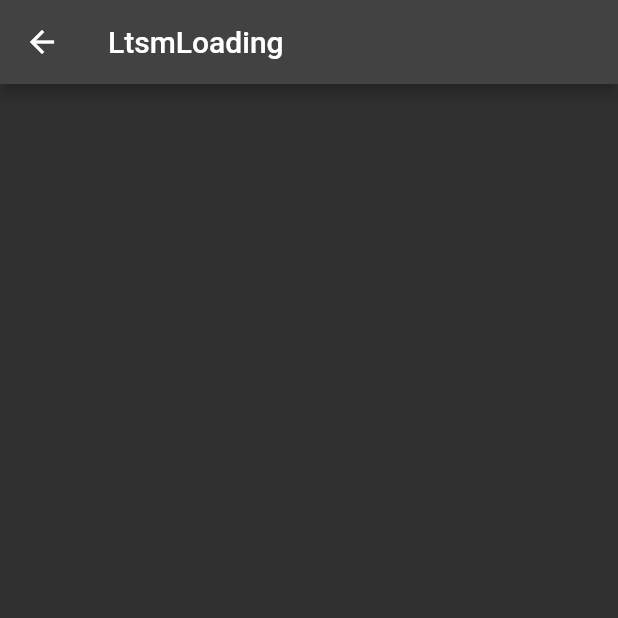
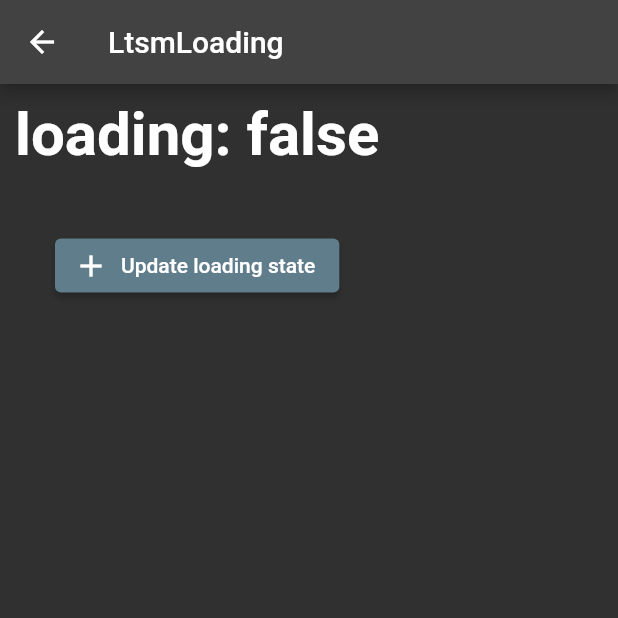
Before and after one commit to lie16/fic_exercises, a Flutter app: the LtsmLoadingView screen opened directly, on a phone screen of 412 x 824 dp, the top half of it. Run offline on Flutter 3.47's test engine with Material 2 defaults, Android fonts, the phone set to English and light mode, and no system bars; our stand-ins replace blur, cached_network_image, carousel_slider, dio, file_picker, flutter_image_compress and 7 more; missing offline and left inert: file_picker_cross.

Commit message:
loading and counter done

```diff
--- a/lib/module/tutorial/latihan/ltsm_loading/controller/ltsm_loading_controller.dart
+++ b/lib/module/tutorial/latihan/ltsm_loading/controller/ltsm_loading_controller.dart
@@ -18,4 +18,6 @@ class LtsmLoadingController extends State<LtsmLoadingView>
 
   @override
   Widget build(BuildContext context) => widget.build(context, this);
+
+  bool loading = false;
 }
--- a/lib/module/tutorial/latihan/ltsm_loading/view/ltsm_loading_view.dart
+++ b/lib/module/tutorial/latihan/ltsm_loading/view/ltsm_loading_view.dart
@@ -17,7 +17,7 @@ class LtsmLoadingView extends StatefulWidget {
         child: Container(
           padding: const EdgeInsets.all(10.0),
           child: Column(
-            children: const [
+            children: [
               /*
               ? Buat variabel loading di dalam State/Controller
               ! bool loading = false;
@@ -33,6 +33,31 @@ class LtsmLoadingView extends StatefulWidget {
               */
 
               */
+              Text(
+                "loading: ${controller.loading}",
+                style: const TextStyle(
+                  fontSize: 40.0,
+                  fontWeight: FontWeight.bold,
+                ),
+              ),
+              const SizedBox(
+                height: 20.0,
+              ),
+              if (controller.loading) const CircularProgressIndicator(),
+              const SizedBox(
+                height: 20.0,
+              ),
+              ElevatedButton.icon(
+                icon: const Icon(Icons.add),
+                label: const Text("Update loading state"),
+                style: ElevatedButton.styleFrom(
+                  backgroundColor: Colors.blueGrey,
+                ),
+                onPressed: () {
+                  controller.loading = !controller.loading;
+                  controller.setState(() {});
+                },
+              ),
             ],
           ),
         ),
```
